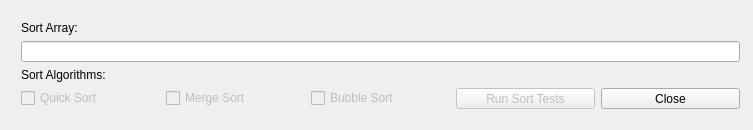
Before: the Qt Designer form Sorting/SortingTestsQtUi/sortingdialogqtui.ui in marcusolini/Academics, drawn with Qt 5.
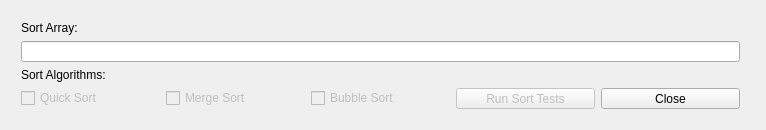
After: the same form once the commit is applied.

What changed in the file:
```diff
--- a/Sorting/SortingTestsQtUi/sortingdialogqtui.ui
+++ b/Sorting/SortingTestsQtUi/sortingdialogqtui.ui
@@ -6,7 +6,7 @@
    <rect>
     <x>0</x>
     <y>0</y>
-    <width>753</width>
+    <width>766</width>
     <height>130</height>
    </rect>
   </property>
```
